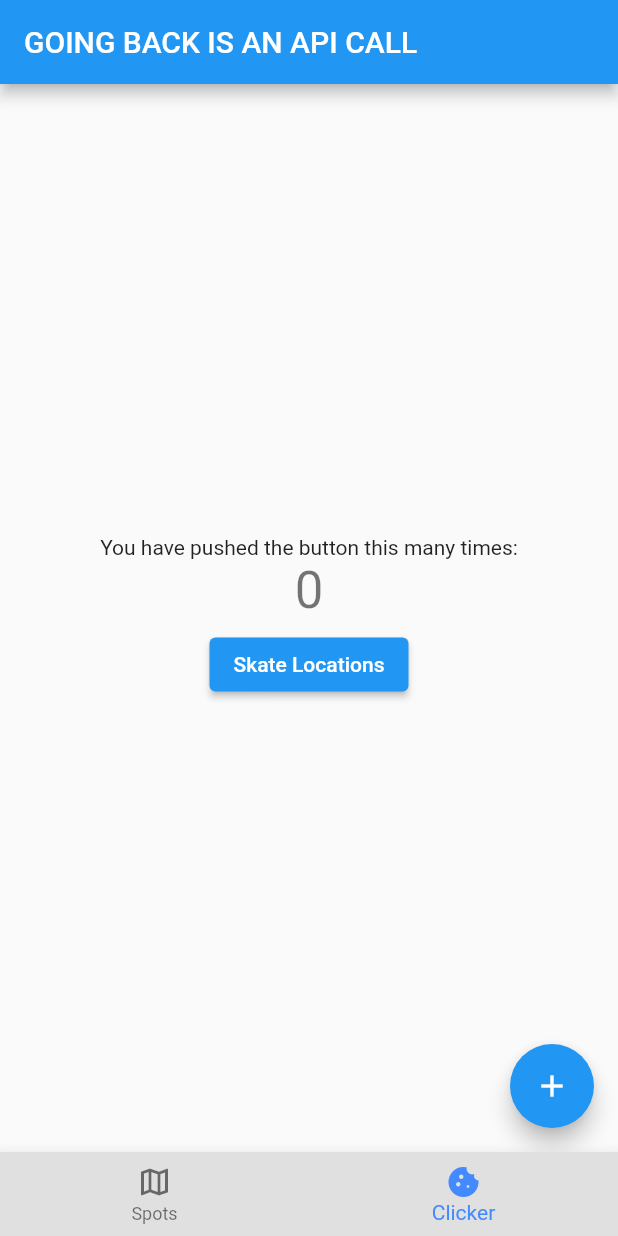
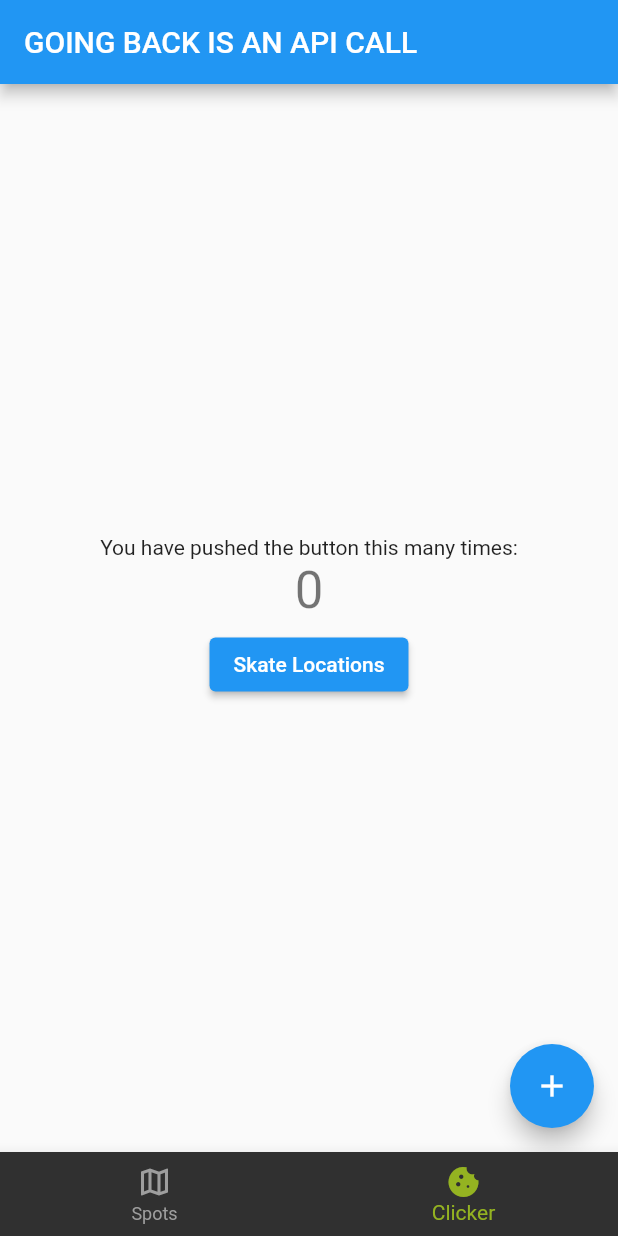
Before and after one commit to sj0726/SkateRight, a Flutter app: the screen it shows after launch, item 2 of the bottom bar chosen, on a phone screen of 412 x 824 dp. Run offline on Flutter 3.47's test engine with Material 2 defaults, Android fonts, the phone set to English and light mode, and no system bars; our stand-ins replace firebase_core, firebase_database, google_maps_flutter; accounts and stored records are empty; statements that could not run were skipped.

Commit message:
Added and integrated central theme

```diff
--- a/skateright_flutter/lib/main.dart
+++ b/skateright_flutter/lib/main.dart
@@ -1,5 +1,8 @@
+import 'dart:ui';
+
 import 'package:flutter/material.dart';
 import './main_screen.dart';
+import 'styles/skate_theme.dart';
 
 void main() => runApp(MyApp());
 
@@ -9,7 +12,8 @@ class MyApp extends StatelessWidget {
   @override
   Widget build(BuildContext context) {
     return MaterialApp(
-      theme: ThemeData.light(),
+      // theme: ThemeData.light(),
+      theme: skateTheme,
       home: MainScreen(),
       debugShowCheckedModeBanner: false,
     );
--- a/skateright_flutter/lib/main_screen.dart
+++ b/skateright_flutter/lib/main_screen.dart
@@ -12,8 +12,8 @@ class _MainScreenState extends State<MainScreen> {
   @override
   int _pageIndex = 0;
   List<Widget> pageList = <Widget>[
-    MapPage(),
-    ClickerPage(),
+    MapPage(key: PageStorageKey('Map')),
+    ClickerPage(key: PageStorageKey('Clicker')),
   ];
 
   void _onNavigationTap(int index) {
@@ -22,15 +22,21 @@ class _MainScreenState extends State<MainScreen> {
     });
   }
 
+  final PageStorageBucket bucket = PageStorageBucket();
+
   Widget build(BuildContext context) {
     return Scaffold(
-      body: pageList[_pageIndex],
+      body: PageStorage(  /// Saves state of pages... no reload required
+        child: pageList[_pageIndex],
+        bucket: bucket,
+      ),
       bottomNavigationBar: BottomNavigationBar(
         type: BottomNavigationBarType.fixed,
         currentIndex: _pageIndex,
-        selectedItemColor: Colors.blueAccent,
-        backgroundColor: Colors.grey[300],
-        onTap: _onNavigationTap,
+        selectedItemColor: Theme.of(context).accentColor,
+        unselectedItemColor: Colors.grey,
+        backgroundColor: Colors.grey[850],
+        onTap: (int index) => setState(() => _pageIndex = index),
         items: const <BottomNavigationBarItem>[
           BottomNavigationBarItem(icon: Icon(Icons.map_outlined), label: 'Spots'),
           BottomNavigationBarItem(icon: Icon(Icons.cookie), label: 'Clicker'),
--- /dev/null
+++ b/skateright_flutter/lib/styles/skate_theme.dart
@@ -0,0 +1,38 @@
+import 'package:flutter/material.dart';
+
+const sBlack = Color(0xFF141414);
+const sCream = Color(0xFFf0e6d0);
+const sRed = Color(0xFFEB001B);
+const sLightGreen = Color(0xFF94B321);
+const sDarkGreen = Color(0xFF015C00);
+const sYellow = Color.fromARGB(255, 206, 187, 19); // Need actual value
+
+final skateTheme = ThemeData(
+  // General
+  backgroundColor: sBlack,
+  accentColor: sLightGreen,
+
+  // Used in main_screen.dart
+  bottomNavigationBarTheme: BottomNavigationBarThemeData(
+    // TODO
+  ),
+  secondaryHeaderColor: sYellow,
+
+  // Text Theme
+  textTheme: const TextTheme(
+    headline1: TextStyle(
+      fontFamily: 'RobotoMono',
+      fontSize: 23,
+      fontWeight: FontWeight.w700,
+      color: sCream,
+    ),
+    headline2: TextStyle(
+      fontFamily: 'RobotoMono',
+      fontSize: 18,
+      fontWeight: FontWeight.w400,
+      color: sCream,
+    ),
+    subtitle1: TextStyle(fontFamily: 'Karla', fontSize: 16, color: sCream),
+    bodyText1: TextStyle(fontFamily: 'Karla', fontSize: 15, color: sCream),
+  ),
+);
```
Also changed, not shown: skateright_flutter/pubspec.yaml (+12 -2 lines), skateright_flutter/assets/fonts/Karla-Regular.ttf (added), skateright_flutter/assets/fonts/RobotoMono-Bold.ttf (added), skateright_flutter/assets/fonts/RobotoMono-Regular.ttf (added), skateright_flutter/assets/fonts/RobotoMono-VariableFont_wght.ttf (added), skateright_flutter/assets/z5Cf7.png (added).
